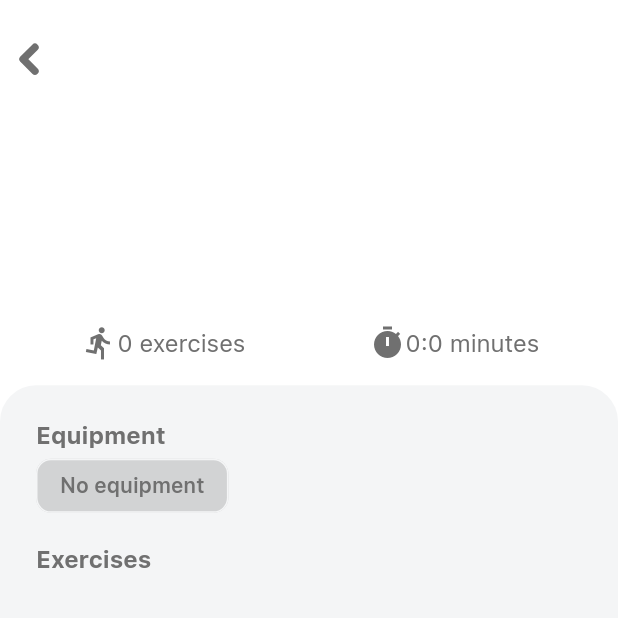
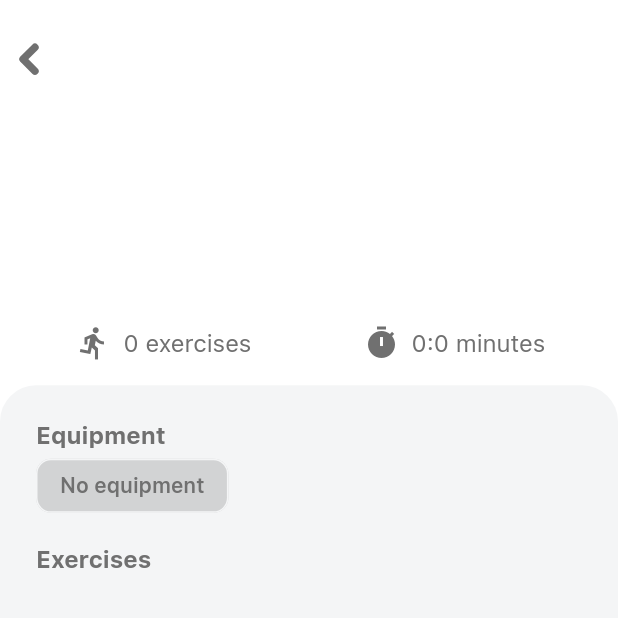
Before and after one commit to coval-solutions/bfit-tracker-app, a Flutter app: the WorkoutDetails screen opened directly with empty values, on a phone screen of 412 x 824 dp, the top half of it. Run offline on Flutter 3.47's test engine with Material 2 defaults, Android fonts, the phone set to English and light mode, and no system bars; drawn by our look-alikes of auto_size_text; our stand-ins replace bloc, cached_network_image, cloud_firestore, curved_navigation_bar, device_info, dots_indicator and 12 more; missing offline and left inert: barcode_scan, health, height_slider, nutrition, openfoodfacts, transformer_page_view; accounts and stored records are empty; project files that could hold a hidden picture were left out.

```diff
--- a/lib/ui/home/workouts_area/workout_details.dart
+++ b/lib/ui/home/workouts_area/workout_details.dart
@@ -94,9 +94,12 @@ class _WorkoutDetailsState extends State<WorkoutDetails> {
                     mainAxisAlignment: MainAxisAlignment.center,
                     crossAxisAlignment: CrossAxisAlignment.center,
                     children: <Widget>[
-                      Icon(
-                        Icons.directions_run,
-                        color: CustomColor.DIM_GRAY,
+                      Padding(
+                        padding: const EdgeInsets.only(right: 8.0),
+                        child: Icon(
+                          Icons.directions_run,
+                          color: CustomColor.DIM_GRAY,
+                        ),
                       ),
                       AutoSizeText(
                         '${widget.workout.exercises.length} exercises',
@@ -114,9 +117,12 @@ class _WorkoutDetailsState extends State<WorkoutDetails> {
                     mainAxisAlignment: MainAxisAlignment.center,
                     crossAxisAlignment: CrossAxisAlignment.center,
                     children: <Widget>[
-                      Icon(
-                        Icons.timer,
-                        color: CustomColor.DIM_GRAY,
+                      Padding(
+                        padding: const EdgeInsets.only(right: 8.0),
+                        child: Icon(
+                          Icons.timer,
+                          color: CustomColor.DIM_GRAY,
+                        ),
                       ),
                       AutoSizeText(
                         '${widget.workout.getWorkoutTiming()} minutes',
```
Also changed, not shown: lib/ui/home/workouts_area/workouts_area.dart (+20 -0 lines).
